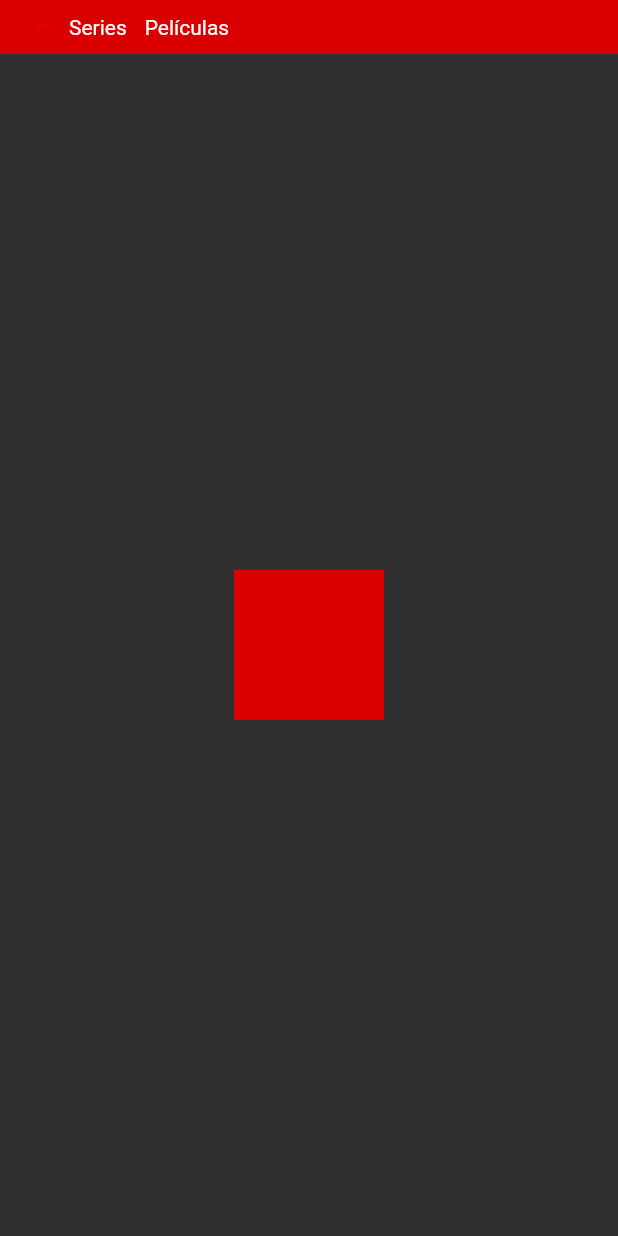
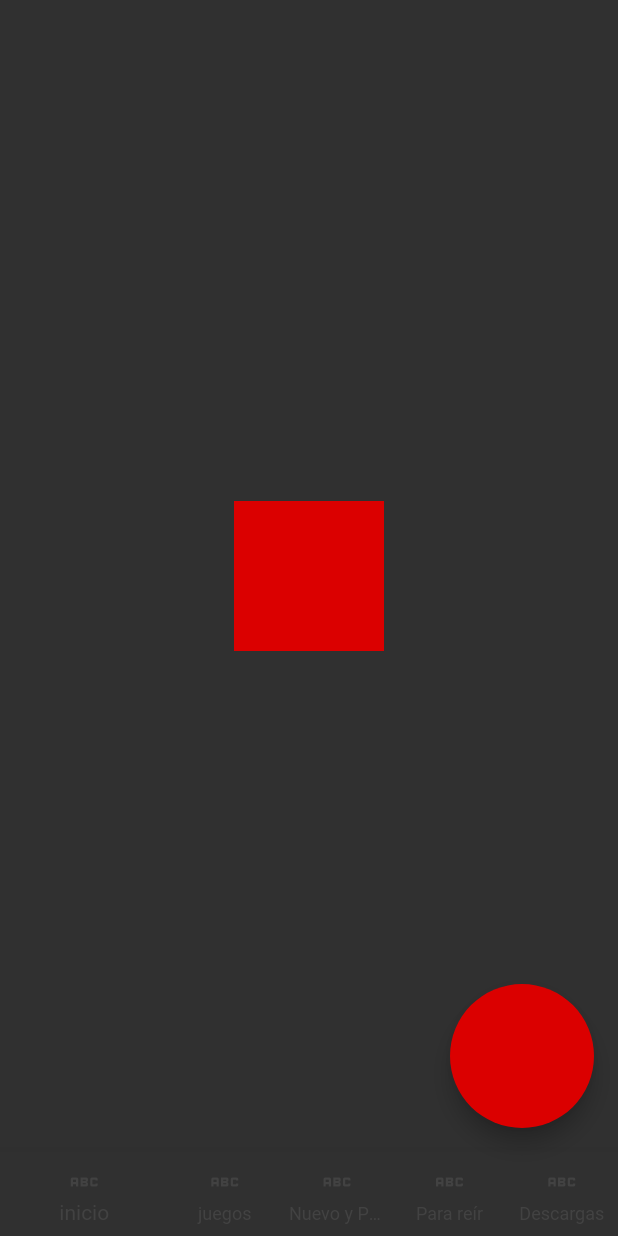
Before and after one commit to LUSEDOU/netflix, a Flutter app: the HomePage screen opened directly, on a phone screen of 412 x 824 dp. Run offline on Flutter 3.47's test engine with Material 2 defaults, Android fonts, the phone set to English and light mode, and no system bars; our stand-ins replace bloc, equatable, flutter_bloc; missing offline and left inert: flow_builder; generated files the repository leaves out were written again.

Commit message:
fix error assets/logo

```diff
--- a/lib/screens/home/view/view.dart
+++ b/lib/screens/home/view/view.dart
@@ -1,5 +1,6 @@
 import 'package:flutter/material.dart';
 import 'package:netflix/util/theme.dart';
+import 'package:netflix/util/widgets/custom_app_bar.dart';
 import 'package:netflix/util/widgets/widgets.dart';
 
 class HomePage extends StatelessWidget {
@@ -12,10 +13,7 @@ class HomePage extends StatelessWidget {
     final screensize = MediaQuery.of(context).size;
 
     return Scaffold(
-      appBar: PreferredSize(
-        preferredSize: screensize,
-        child: const CustomAppBar(),
-      ),
+      extendBodyBehindAppBar: true,
       body: Center(
         child: Container(
           width: 100,
@@ -23,6 +21,36 @@ class HomePage extends StatelessWidget {
           color: theme.primaryColorLight,
         ),
       ),
+      floatingActionButton: FloatingActionButton.large(
+        onPressed: () {},
+      ),
+      bottomNavigationBar: BottomNavigationBar(
+        items: listItemBottom,
+        showUnselectedLabels: true,
+      ),
     );
   }
 }
+
+List<BottomNavigationBarItem> listItemBottom = const [
+  BottomNavigationBarItem(
+    icon: Icon(Icons.abc),
+    label: 'inicio',
+  ),
+  BottomNavigationBarItem(
+    icon: Icon(Icons.abc),
+    label: 'juegos',
+  ),
+  BottomNavigationBarItem(
+    icon: Icon(Icons.abc),
+    label: 'Nuevo y Popular',
+  ),
+  BottomNavigationBarItem(
+    icon: Icon(Icons.abc),
+    label: 'Para reír',
+  ),
+  BottomNavigationBarItem(
+    icon: Icon(Icons.abc),
+    label: 'Descargas',
+  ),
+];
--- /dev/null
+++ b/lib/screens/login/login.dart
@@ -0,0 +1,2 @@
+export 'bloc/login_bloc.dart';
+export 'view/view.dart';
--- a/lib/util/assets.dart
+++ b/lib/util/assets.dart
@@ -1,7 +1,9 @@
 class Assets {
   static const String _root = 'assets/';
+
   static const String _logo = '${_root}logo/';
   static const String _data = '${_root}data/';
+  static const String _icon = '${_root}icons/';
 
   static const String logo1 = '${_logo}logo_small.png';
   static const String logo2 = '${_logo}logo_big.png';
--- a/pubspec.yaml
+++ b/pubspec.yaml
@@ -32,5 +32,5 @@ dev_dependencies:
 flutter:
   uses-material-design: true
   assets:
-    - assets/logo
+    - assets/
   generate: true
```
Also changed, not shown: lib/screens/login/bloc/login_bloc.dart (added, +13 -0 lines), lib/screens/login/bloc/login_event.dart (added, +8 -0 lines), lib/screens/login/bloc/login_state.dart (added, +10 -0 lines), lib/screens/login/view/view.dart (added).
